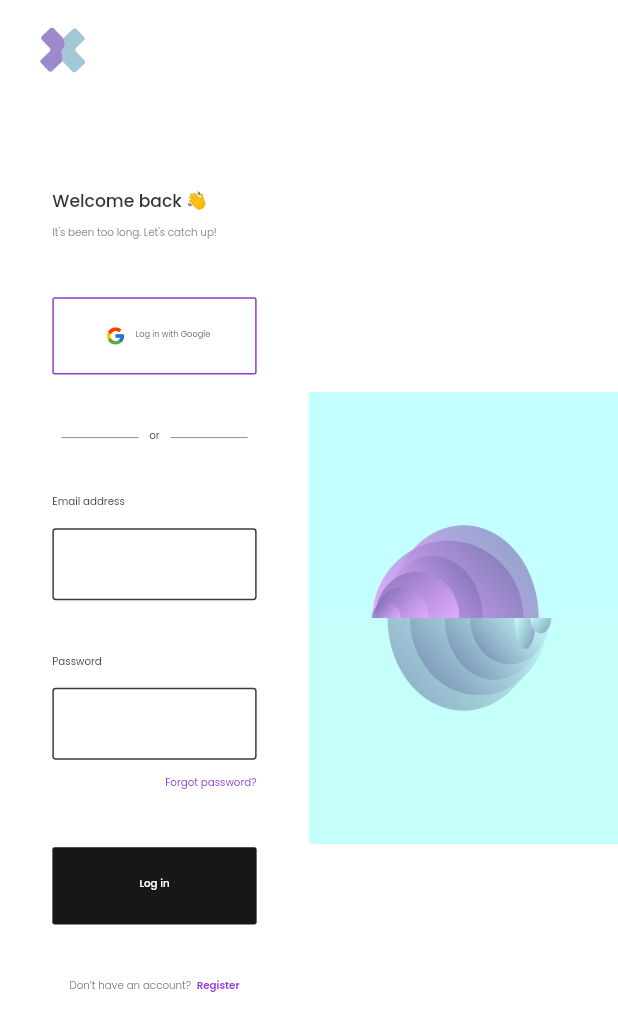
After one commit to Serticode/Fertility-Friend, a Flutter app: the LoginScreen screen opened by its route, on a phone screen of 412 x 824 dp. The commit adds this screen. Shown: the top 1031 px of the screen. Run offline on Flutter 3.47's test engine with Material 2 defaults, Android fonts, the phone set to English and light mode, and no system bars; our stand-ins replace flutter_riverpod, flutter_screenutil, flutter_svg, google_fonts, phosphor_flutter, simple_animations.

Commit message:
Login Page Built

```diff
--- a/lib/router/router.dart
+++ b/lib/router/router.dart
@@ -1,4 +1,5 @@
 import 'package:fertility_friend/router/routes.dart';
+import 'package:fertility_friend/screens/auth/login/login.dart';
 import 'package:fertility_friend/screens/landing_page/landing_page.dart';
 import 'package:flutter/material.dart';
 
@@ -22,12 +23,19 @@ class AppNavigator {
   //! ROUTE GENERATOR
   static Route<dynamic> generateRoute({required RouteSettings routeSettings}) {
     switch (routeSettings.name) {
-      //! SECURITY SET UP
+      //! LANDING PAGE
       case AppRoutes.landingPage:
         return _getPageRoute(
             routeName: routeSettings.name,
             args: routeSettings.arguments,
             view: const LandingPage());
+
+      //! LOGIN PAGE
+      case AppRoutes.loginPage:
+        return _getPageRoute(
+            routeName: routeSettings.name,
+            args: routeSettings.arguments,
+            view: const LoginScreen());
 
       default:
         return MaterialPageRoute(
--- a/lib/router/routes.dart
+++ b/lib/router/routes.dart
@@ -3,4 +3,7 @@
 class AppRoutes {
   //! LANDING PAGE
   static const landingPage = "landingPage";
+
+  //! LOGIN PAGE
+  static const loginPage = "loginPage";
 }
--- /dev/null
+++ b/lib/screens/auth/login/login.dart
@@ -0,0 +1,290 @@
+import 'package:fertility_friend/router/router.dart';
+import 'package:fertility_friend/router/routes.dart';
+import 'package:fertility_friend/theme/app_theme.dart';
+import 'package:fertility_friend/utils/app_fade_animation.dart';
+import 'package:fertility_friend/utils/app_screen_utils.dart';
+import 'package:fertility_friend/utils/constants.dart';
+import 'package:fertility_friend/widgets/app_elevated_button.dart';
+import 'package:fertility_friend/widgets/app_text_field.dart';
+import 'package:flutter/material.dart';
+import 'package:flutter_riverpod/flutter_riverpod.dart';
+import 'package:flutter_screenutil/flutter_screenutil.dart';
+import 'package:flutter_svg/flutter_svg.dart';
+
+class LoginScreen extends ConsumerStatefulWidget {
+  const LoginScreen({super.key});
+
+  @override
+  ConsumerState<LoginScreen> createState() => _LoginScreenState();
+}
+
+class _LoginScreenState extends ConsumerState<LoginScreen> {
+  final GlobalKey<FormState> _formKey = GlobalKey();
+
+  @override
+  Widget build(BuildContext context) {
+    return Scaffold(
+        body: Row(mainAxisAlignment: MainAxisAlignment.start, children: [
+      //! LOGIN PAGE
+      Expanded(
+          child: Container(
+              padding: AppScreenUtils.appGeneralPadding,
+              child: Form(
+                  key: _formKey,
+                  child: Column(
+                      crossAxisAlignment: CrossAxisAlignment.start,
+                      children: [
+                        //! CANCEL BUTTON
+                        Align(
+                            alignment: Alignment.centerLeft,
+                            child: InkWell(
+                                onTap: () =>
+                                    AppNavigator.navigateToReplacementPage(
+                                        thePageRouteName: AppRoutes.landingPage,
+                                        context: context),
+                                child: Transform.scale(
+                                    scale: 0.8,
+                                    child: SvgPicture.asset(
+                                        AppIconAndImageURLS.authClose)))),
+
+                        //! SPACER
+                        AppScreenUtils.verticalSpaceLarge,
+                        //! SPACER
+                        AppScreenUtils.verticalSpaceLarge,
+
+                        Padding(
+                            padding: EdgeInsets.symmetric(horizontal: 42.0.w),
+                            child: Column(
+                                crossAxisAlignment: CrossAxisAlignment.start,
+                                children: [
+                                  //! BODY - TITLE
+                                  AppFadeAnimation(
+                                      delay: 2.6,
+                                      child: Text(AppTexts.welcomeBack,
+                                          style: Theme.of(context)
+                                              .textTheme
+                                              .bodyLarge!
+                                              .copyWith(
+                                                  fontSize: 40.0.sp,
+                                                  color: AppColours.black))),
+
+                                  //! SPACER
+                                  AppScreenUtils.verticalSpaceMedium,
+
+                                  //! SUB TITLE
+                                  AppFadeAnimation(
+                                      delay: 2.8,
+                                      child: Text(AppTexts.tooLong,
+                                          style: Theme.of(context)
+                                              .textTheme
+                                              .bodyMedium!
+                                              .copyWith(
+                                                  fontSize: 24.0.sp,
+                                                  fontWeight: FontWeight.w300,
+                                                  color:
+                                                      AppColours.blogTabGrey))),
+
+                                  //! SPACER
+                                  AppScreenUtils.verticalSpaceLarge,
+
+                                  //! LOG IN WITH GOOGLE
+                                  SizedBox(
+                                      height: 90.0.h,
+                                      width: double.infinity,
+                                      child: AppElevatedButton(
+                                          buttonName: AppTexts.login,
+                                          isTransparent: false,
+                                          bgColour: Colors.white,
+                                          borderSide: const BorderSide(
+                                              color: AppColours
+                                                  .activeAppBarPurple),
+                                          child: Transform.scale(
+                                              scale: 0.8,
+                                              child: Row(
+                                                  mainAxisAlignment:
+                                                      MainAxisAlignment.center,
+                                                  children: [
+                                                    //! ICON
+                                                    SvgPicture.asset(
+                                                        AppIconAndImageURLS
+                                                            .google),
+
+                                                    //! SPACER
+                                                    AppScreenUtils
+                                                        .horizontalSpaceSmall,
+
+                                                    Text(AppTexts.loginGoogle,
+                                                        style: Theme.of(context)
+                                                            .textTheme
+                                                            .bodyMedium!
+                                                            .copyWith(
+                                                                fontSize:
+                                                                    24.0.sp,
+                                                                fontWeight:
+                                                                    FontWeight
+                                                                        .w300,
+                                                                color: AppColours
+                                                                    .textBlack))
+                                                  ])),
+                                          onPressed: () {})),
+
+                                  //! SPACER
+                                  AppScreenUtils.verticalSpaceLarge,
+
+                                  //! DIVIDER
+                                  Padding(
+                                      padding: EdgeInsets.symmetric(
+                                          horizontal: 21.0.w),
+                                      child: Row(children: [
+                                        Expanded(
+                                            child: Divider(
+                                                height: 3.0.h,
+                                                thickness: 2.0.sp,
+                                                color: AppColours.textBlack
+                                                    .withOpacity(0.6))),
+
+                                        //! SPACER
+                                        AppScreenUtils.horizontalSpaceMedium,
+
+                                        Text("or",
+                                            style: Theme.of(context)
+                                                .textTheme
+                                                .bodyMedium!
+                                                .copyWith(
+                                                    fontSize: 24.0.sp,
+                                                    color: AppColours.black)),
+
+                                        //! SPACER
+                                        AppScreenUtils.horizontalSpaceMedium,
+
+                                        Expanded(
+                                            child: Divider(
+                                                height: 3.0.h,
+                                                thickness: 2.0.sp,
+                                                color: AppColours.textBlack
+                                                    .withOpacity(0.6)))
+                                      ])),
+
+                                  //! SPACER
+                                  AppScreenUtils.verticalSpaceLarge,
+
+                                  //! EMAIL
+                                  AppFadeAnimation(
+                                      delay: 2.6,
+                                      child: Text(AppTexts.emailAddress,
+                                          style: Theme.of(context)
+                                              .textTheme
+                                              .bodyMedium!
+                                              .copyWith(
+                                                  fontSize: 24.0.sp,
+                                                  color: AppColours.black))),
+
+                                  //! SPACER
+                                  AppScreenUtils.verticalSpaceMedium,
+
+                                  //! EMAIL
+                                  AppTextFormField(
+                                      hint: "",
+                                      enabledBorder: OutlineInputBorder(
+                                          borderSide: BorderSide(
+                                              color: AppColours.textBlack
+                                                  .withOpacity(0.9)),
+                                          borderRadius:
+                                              BorderRadius.circular(8.0.r))),
+
+                                  //! SPACER
+                                  AppScreenUtils.verticalSpaceLarge,
+
+                                  //! PASSWORD
+                                  AppFadeAnimation(
+                                      delay: 2.6,
+                                      child: Text(AppTexts.password,
+                                          style: Theme.of(context)
+                                              .textTheme
+                                              .bodyMedium!
+                                              .copyWith(
+                                                  fontSize: 24.0.sp,
+                                                  color: AppColours.black))),
+
+                                  //! SPACER
+                                  AppScreenUtils.verticalSpaceMedium,
+
+                                  //! PASSWORD
+                                  AppTextFormField(
+                                      hint: "",
+                                      enabledBorder: OutlineInputBorder(
+                                          borderSide: BorderSide(
+                                              color: AppColours.textBlack
+                                                  .withOpacity(0.9)),
+                                          borderRadius:
+                                              BorderRadius.circular(8.0.r))),
+
+                                  //! SPACER
+                                  AppScreenUtils.verticalSpaceMedium,
+
+                                  //! FORGOT PASSWORD
+                                  Align(
+                                      alignment: Alignment.centerRight,
+                                      child: AppFadeAnimation(
+                                          delay: 2.6,
+                                          child: Text(AppTexts.forgotPassword,
+                                              style: Theme.of(context)
+                                                  .textTheme
+                                                  .bodyMedium!
+                                                  .copyWith(
+                                                      fontSize: 24.0.sp,
+                                                      color: AppColours
+                                                          .activeAppBarPurple)))),
+
+                                  //! SPACER
+                                  AppScreenUtils.verticalSpaceLarge,
+
+                                  //! LOGIN BUTTON
+                                  SizedBox(
+                                      height: 90.0.h,
+                                      width: double.infinity,
+                                      child: AppElevatedButton(
+                                          buttonName: AppTexts.login,
+                                          isTransparent: false,
+                                          onPressed: () {})),
+
+                                  //! SPACER
+                                  AppScreenUtils.verticalSpaceLarge,
+
+                                  //! SUB TITLE
+                                  Center(
+                                      child: RichText(
+                                          textAlign: TextAlign.center,
+                                          text: TextSpan(
+                                              text: "${AppTexts.noAccount}  ",
+                                              style: Theme.of(context)
+                                                  .textTheme
+                                                  .bodyMedium
+                                                  ?.copyWith(
+                                                      fontSize: 24.0.sp,
+                                                      fontWeight:
+                                                          FontWeight.w300,
+                                                      color:
+                                                          AppColours.textGrey),
+                                              children: [
+                                                TextSpan(
+                                                    text: AppTexts.register,
+                                                    style: Theme.of(context)
+                                                        .textTheme
+                                                        .bodyMedium!
+                                                        .copyWith(
+                                                            fontSize: 24.0.sp,
+                                                            fontWeight:
+                                                                FontWeight.w600,
+                                                            color: AppColours
+                                                                .activeAppBarPurple))
+                                              ])))
+                                ]))
+                      ])))),
+
+      //! RIGHT SIDE - IMAGE
+      Expanded(
+          child: Image.asset(AppIconAndImageURLS.authPage, fit: BoxFit.cover))
+    ]));
+  }
+}
--- a/lib/screens/blog/blog.dart
+++ b/lib/screens/blog/blog.dart
@@ -1,11 +1,9 @@
 // ignore_for_file: deprecated_member_use
-
 import 'package:fertility_friend/screens/landing_page/widget/footer.dart';
 import 'package:fertility_friend/theme/app_theme.dart';
 import 'package:fertility_friend/utils/app_fade_animation.dart';
 import 'package:fertility_friend/utils/app_screen_utils.dart';
 import 'package:fertility_friend/utils/constants.dart';
-import 'package:fertility_friend/widgets/app_elevated_button.dart';
 import 'package:flutter/material.dart';
 import 'package:flutter_riverpod/flutter_riverpod.dart';
 import 'package:flutter_screenutil/flutter_screenutil.dart';
--- a/lib/utils/constants.dart
+++ b/lib/utils/constants.dart
@@ -32,6 +32,11 @@ abstract class AppIconAndImageURLS {
     cyst,
     pid
   ];
+
+  //! AUTH PAGE
+  static const String authPage = "lib/assets/images/authpages.png";
+  static const String authClose = "lib/assets/icons/auth_close.svg";
+  static const String google = "lib/assets/icons/google.svg";
 }
 
 //! CLASS ALL BASIC TEXTS USED IN APP
@@ -138,6 +143,25 @@ abstract class AppTexts {
     cyst,
     pid
   ];
+
+  //! LOGIN
+  static const String welcomeBack = "Welcome back 👋";
+  static const String tooLong = "It's been too long. Let's catch up!";
+  static const String emailAddress = "Email address";
+  static const String password = "Password";
+  static const String forgotPassword = "Forgot password?";
+  static const String noAccount = "Don’t have an account?";
+  static const String login = "Log in";
+  static const String loginGoogle = "Log in with Google";
+  static const String register = "Register";
+
+  //! REGISTER
+  static const String getStarted = "Get started!";
+  static const String takeControlToday =
+      "Take control of your reproductive health today";
+  static const String registerGoogle = "Register with Google";
+  static const String confirmPassword = "Confirm Password";
+  static const String alreadyHaveAnAccount = "Already have an account?";
 }
 
 //! APP BAR MENU
--- a/lib/widgets/app_bar.dart
+++ b/lib/widgets/app_bar.dart
@@ -1,4 +1,6 @@
 // ignore_for_file: prefer_const_literals_to_create_immutables, prefer_const_constructors
+import 'package:fertility_friend/router/router.dart';
+import 'package:fertility_friend/router/routes.dart';
 import 'package:fertility_friend/screens/landing_page/landing_page.dart';
 import 'package:fertility_friend/theme/app_theme.dart';
 import 'package:fertility_friend/utils/app_fade_animation.dart';
@@ -144,7 +146,13 @@ class AppBarButtons extends ConsumerWidget {
                         ? EdgeInsets.only(right: 25.0.w)
                         : EdgeInsets.zero,
                     child: AppElevatedButton(
-                        onPressed: () {},
+                        onPressed: () {
+                          buttonName == AppBarMenu.register
+                              ? {}
+                              : AppNavigator.navigateToReplacementPage(
+                                  thePageRouteName: AppRoutes.loginPage,
+                                  context: context);
+                        },
                         buttonName: buttonName,
                         isTransparent: buttonName == AppBarMenu.login,
                         nameColour: buttonName == AppBarMenu.login
--- a/lib/widgets/app_elevated_button.dart
+++ b/lib/widgets/app_elevated_button.dart
@@ -9,6 +9,7 @@ class AppElevatedButton extends ConsumerWidget {
   final String buttonName;
   final Color? bgColour;
   final Color? nameColour;
+  final Widget? child;
   final BorderSide? borderSide;
   final void Function() onPressed;
   const AppElevatedButton(
@@ -16,6 +17,7 @@ class AppElevatedButton extends ConsumerWidget {
       required this.isTransparent,
       required this.onPressed,
       this.width,
+      this.child,
       this.bgColour,
       this.nameColour,
       this.borderSide,
@@ -36,10 +38,11 @@ class AppElevatedButton extends ConsumerWidget {
                 shape: RoundedRectangleBorder(
                     borderRadius: BorderRadius.circular(5.0.r),
                     side: borderSide ?? BorderSide.none)),
-            child: Text(buttonName,
-                style: Theme.of(context).textTheme.bodyMedium!.copyWith(
-                    fontSize: 24.0.sp,
-                    fontWeight: FontWeight.w500,
-                    color: nameColour ?? AppColours.white))));
+            child: child ??
+                Text(buttonName,
+                    style: Theme.of(context).textTheme.bodyMedium!.copyWith(
+                        fontSize: 24.0.sp,
+                        fontWeight: FontWeight.w500,
+                        color: nameColour ?? AppColours.white))));
   }
 }
--- /dev/null
+++ b/lib/widgets/app_text_field.dart
@@ -0,0 +1,40 @@
+import 'package:fertility_friend/theme/app_theme.dart';
+import 'package:flutter/material.dart';
+import 'package:flutter_riverpod/flutter_riverpod.dart';
+import 'package:flutter_screenutil/flutter_screenutil.dart';
+
+class AppTextFormField extends ConsumerWidget {
+  final String hint;
+  final InputBorder? enabledBorder;
+  final Icon? suffixIcon;
+  const AppTextFormField(
+      {super.key, required this.hint, this.enabledBorder, this.suffixIcon});
+
+  @override
+  Widget build(BuildContext context, WidgetRef ref) {
+    return TextFormField(
+        style: Theme.of(context).textTheme.bodyMedium!.copyWith(
+            fontSize: 24.0.sp,
+            fontWeight: FontWeight.w500,
+            color: AppColours.textBlack),
+        decoration: InputDecoration(
+            hintText: hint,
+            suffixIcon: suffixIcon,
+            contentPadding:
+                EdgeInsets.symmetric(vertical: 6.0.h, horizontal: 12.0.w),
+            hintStyle: Theme.of(context).textTheme.bodySmall!.copyWith(
+                fontSize: 26.0.sp,
+                fontWeight: FontWeight.w300,
+                color: AppColours.textBlack80),
+            enabledBorder: enabledBorder ??
+                OutlineInputBorder(
+                    borderSide: BorderSide.none,
+                    borderRadius: BorderRadius.circular(8.0.r)),
+            focusedBorder: OutlineInputBorder(
+                borderSide:
+                    BorderSide(color: AppColours.textBlack.withOpacity(0.9)),
+                borderRadius: BorderRadius.circular(8.0.r)),
+            filled: true,
+            fillColor: AppColours.white));
+  }
+}
```
Also changed, not shown: firebase.json (added), lib/assets/icons/auth_close.svg (added), lib/assets/icons/google.svg (added), lib/assets/images/authpages.png (added), 2 other files.
